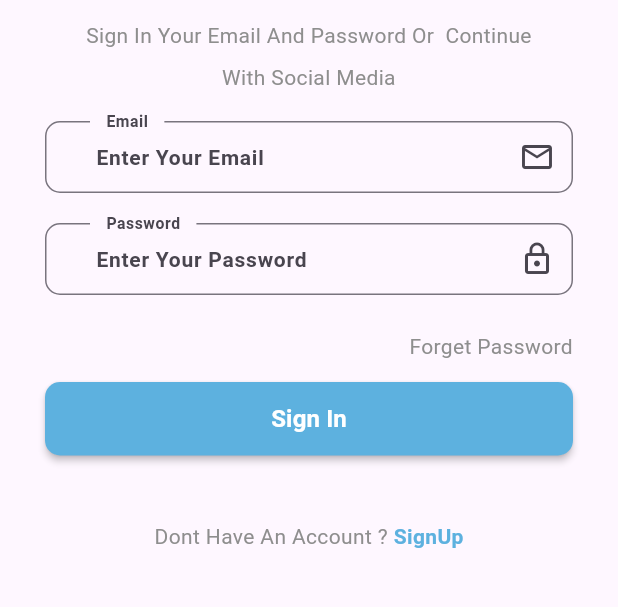
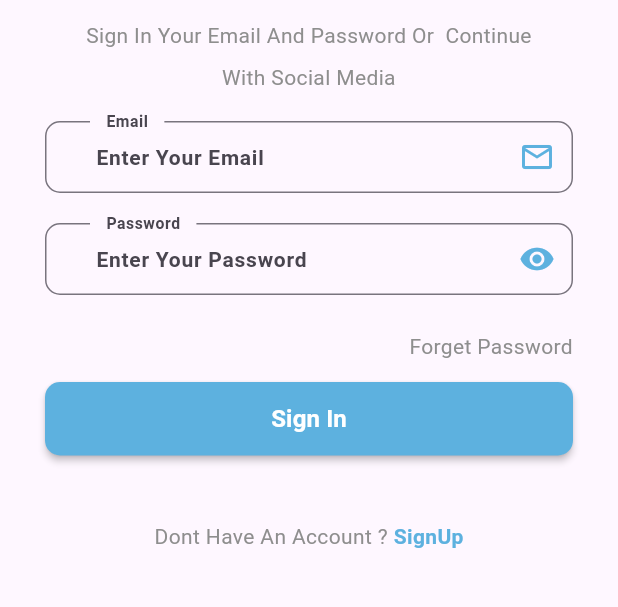
Before and after one commit to moaliahmed/CheckUp, a Flutter app: the screen it shows after launch, on a phone screen of 412 x 824 dp, the part 392-999 px from its top. Run offline on Flutter 3.47's test engine with Material 3 defaults, Android fonts, the phone set to English and light mode, and no system bars; our stand-ins replace dartz, flutter_otp_text_field, get, lottie, shared_preferences; Roboto replaces fonts that are missing (PlayfairDisplay); project files that could hold a hidden picture were left out.

Commit message:
Second Commit

```diff
--- a/lib/View/Screen/Auth/Login.dart
+++ b/lib/View/Screen/Auth/Login.dart
@@ -68,7 +68,7 @@ class Login extends StatelessWidget {
                },
                mycontroller: controller.password,
                hinttext: "14".tr,
-               iconData: Icons.lock_outline,
+               iconData:controller.isShowPassword? Icons.visibility:Icons.visibility_off,
                labeltext: "20".tr,
                // mycontroller: ,
              ),),
--- a/lib/View/Widget/Auth/customtextformauth.dart
+++ b/lib/View/Widget/Auth/customtextformauth.dart
@@ -1,3 +1,4 @@
+import 'package:checkupapp/Core/Constant/Color.dart';
 import 'package:flutter/material.dart';
 
 class CustonTextFormAuth extends StatelessWidget {
@@ -41,7 +42,7 @@ class CustonTextFormAuth extends StatelessWidget {
                 child: Text(labeltext)),
             suffixIcon:InkWell(
               onTap:onTapIcon,
-              child:  Icon(iconData),
+              child:  Icon(iconData,color: AppColor.primaryColor,),
             ),
             border:
                 OutlineInputBorder(borderRadius: BorderRadius.circular(10))),
```
Also changed, not shown: lib/Controller/Questions/Question_Controller.dart (+4 -5 lines), lib/Controller/auth/login_controller.dart (+7 -2 lines), lib/View/Widget/Auth/customdrawer.dart (+11 -0 lines).
